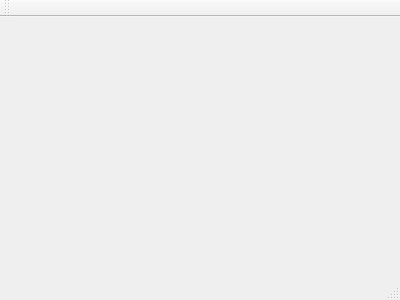
ExiaEmbeddedProject/Analyst, file Analyst/analyst.ui: the form before one commit.
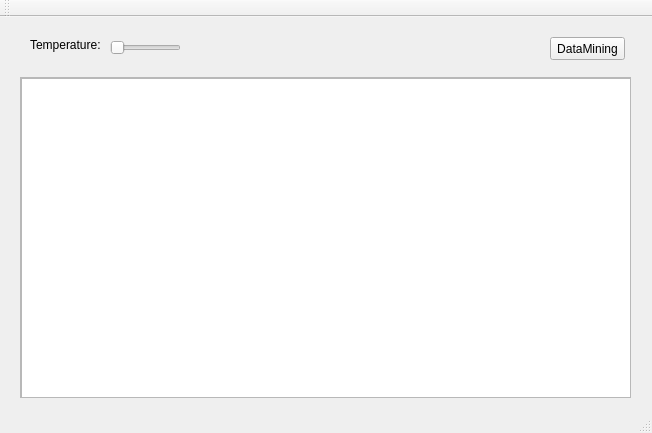
The form after the commit.

Commit message: add slot callTracker + beginning of WriteJsonFile in tools class

Patch:
```diff
--- a/Analyst/analyst.ui
+++ b/Analyst/analyst.ui
@@ -1,24 +1,112 @@
 <ui version="4.0">
  <class>Analyst</class>
- <widget class="QMainWindow" name="Analyst" >
-  <property name="geometry" >
+ <widget class="QMainWindow" name="Analyst">
+  <property name="geometry">
    <rect>
     <x>0</x>
     <y>0</y>
-    <width>400</width>
-    <height>300</height>
+    <width>652</width>
+    <height>433</height>
    </rect>
   </property>
   <property name="windowTitle" >
    <string>Analyst</string>
   </property>
-  <widget class="QMenuBar" name="menuBar" />
-  <widget class="QToolBar" name="mainToolBar" />
-  <widget class="QWidget" name="centralWidget" />
-  <widget class="QStatusBar" name="statusBar" />
+  <widget class="QWidget" name="centralWidget">
+   <widget class="QPushButton" name="commandLineButton">
+    <property name="geometry">
+     <rect>
+      <x>550</x>
+      <y>20</y>
+      <width>75</width>
+      <height>23</height>
+     </rect>
+    </property>
+    <property name="text">
+     <string>DataMining</string>
+    </property>
+   </widget>
+   <widget class="QScrollArea" name="scrollArea">
+    <property name="geometry">
+     <rect>
+      <x>20</x>
+      <y>60</y>
+      <width>611</width>
+      <height>321</height>
+     </rect>
+    </property>
+    <property name="widgetResizable">
+     <bool>true</bool>
+    </property>
+    <widget class="QWidget" name="scrollAreaWidgetContents">
+     <property name="geometry">
+      <rect>
+       <x>0</x>
+       <y>0</y>
+       <width>609</width>
+       <height>319</height>
+      </rect>
+     </property>
+     <widget class="QTableWidget" name="tableWidget">
+      <property name="geometry">
+       <rect>
+        <x>0</x>
+        <y>0</y>
+        <width>611</width>
+        <height>321</height>
+       </rect>
+      </property>
+     </widget>
+    </widget>
+   </widget>
+   <widget class="QLabel" name="label">
+    <property name="geometry">
+     <rect>
+      <x>30</x>
+      <y>20</y>
+      <width>71</width>
+      <height>16</height>
+     </rect>
+    </property>
+    <property name="text">
+     <string>Temperature:</string>
+    </property>
+   </widget>
+   <widget class="QSlider" name="horizontalSlider">
+    <property name="geometry">
+     <rect>
+      <x>110</x>
+      <y>20</y>
+      <width>71</width>
+      <height>22</height>
+     </rect>
+    </property>
+    <property name="orientation">
+     <enum>Qt::Horizontal</enum>
+    </property>
+   </widget>
+  </widget>
+  <widget class="QMenuBar" name="menuBar">
+   <property name="geometry">
+    <rect>
+     <x>0</x>
+     <y>0</y>
+     <width>652</width>
+     <height>21</height>
+    </rect>
+   </property>
+  </widget>
+  <widget class="QToolBar" name="mainToolBar">
+   <attribute name="toolBarArea">
+    <enum>TopToolBarArea</enum>
+   </attribute>
+   <attribute name="toolBarBreak">
+    <bool>false</bool>
+   </attribute>
+  </widget>
+  <widget class="QStatusBar" name="statusBar"/>
  </widget>
- <layoutDefault spacing="6" margin="11" />
- <pixmapfunction></pixmapfunction>
+ <layoutdefault spacing="6" margin="11"/>
  <resources/>
  <connections/>
 </ui>
```
Left out of the diff: 3 changed lines with no effect on the pictures. The commit also changes 19 other files.
